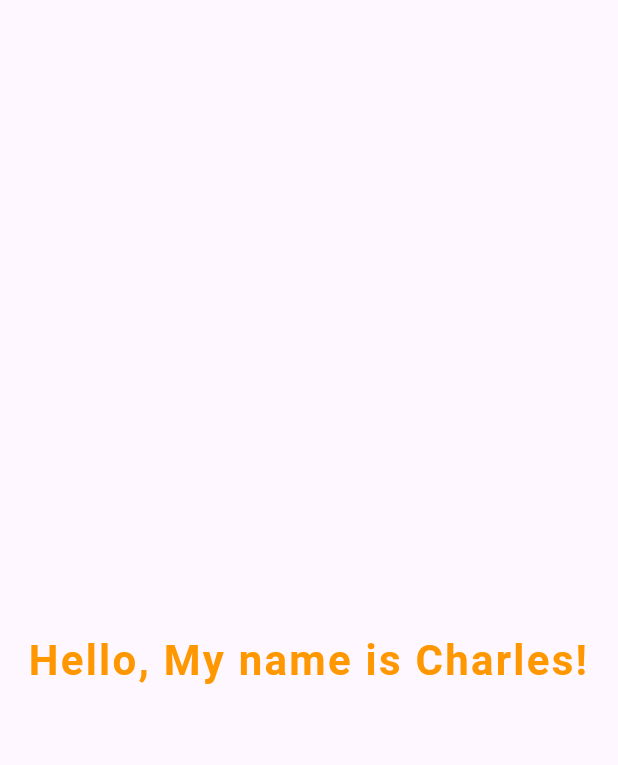
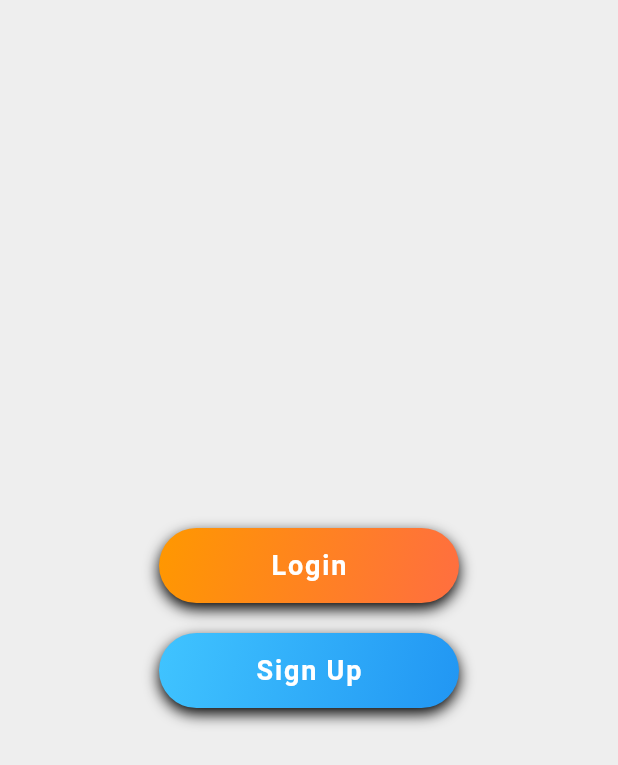
Before and after one commit to Visall666/FLUTTER1, a Flutter app: the screen it shows after launch, on a phone screen of 412 x 824 dp. Shown: the top 765 px of the screen. Run offline on Flutter 3.47's test engine with Material 3 defaults, Android fonts, the phone set to English and light mode, and no system bars.

Commit message:
Update main

```diff
--- a/ex1/lib/main.dart
+++ b/ex1/lib/main.dart
@@ -4,20 +4,85 @@ void main() {
   runApp(
     MaterialApp(
       home: Scaffold(
-        appBar: AppBar(),
+        backgroundColor: Colors.grey[200],
         body: Center(
-          child: Text(
-            'Hello, My name is Charles!',
-            textAlign: TextAlign.center,
-            style: TextStyle(
-              fontSize: 28,
-              fontWeight: FontWeight.bold,
-              color: Colors.orange,
-              letterSpacing: 1.5,
-            ),
+          child: Column(
+            mainAxisAlignment: MainAxisAlignment.center,
+            children: [
+              GradientButton(
+                text: 'Login',
+                gradientColors: const [
+                  Colors.orange,
+                  Colors.deepOrangeAccent,
+                ],
+                onPressed: () {
+                  print('Login Button Pressed!');
+                },
+              ),
+              const SizedBox(height: 20), // space between buttons
+              GradientButton(
+                text: 'Sign Up',
+                gradientColors: const [
+                  Colors.lightBlueAccent,
+                  Colors.blue,
+                ],
+                onPressed: () {
+                  print('Sign Up Button Pressed!');
+                },
+              ),
+            ],
           ),
         ),
       ),
     ),
   );
 }
+
+class GradientButton extends StatelessWidget {
+  final String text;
+  final List<Color> gradientColors;
+  final VoidCallback onPressed;
+
+  const GradientButton({
+    super.key,
+    required this.text,
+    required this.gradientColors,
+    required this.onPressed,
+  });
+
+  @override
+  Widget build(BuildContext context) {
+    return GestureDetector(
+      onTap: onPressed,
+      child: Container(
+        width: 200,
+        height: 50,
+        decoration: BoxDecoration(
+          borderRadius: BorderRadius.circular(25),
+          gradient: LinearGradient(
+            colors: gradientColors,
+            begin: Alignment.topLeft,
+            end: Alignment.bottomRight,
+          ),
+          boxShadow: [
+            BoxShadow(
+              blurRadius: 8,
+              offset: const Offset(0, 4),
+            ),
+          ],
+        ),
+        child: Center(
+          child: Text(
+            text,
+            style: const TextStyle(
+              color: Colors.white,
+              fontSize: 18,
+              fontWeight: FontWeight.bold,
+              letterSpacing: 1.2,
+            ),
+          ),
+        ),
+      ),
+    );
+  }
+}
```
